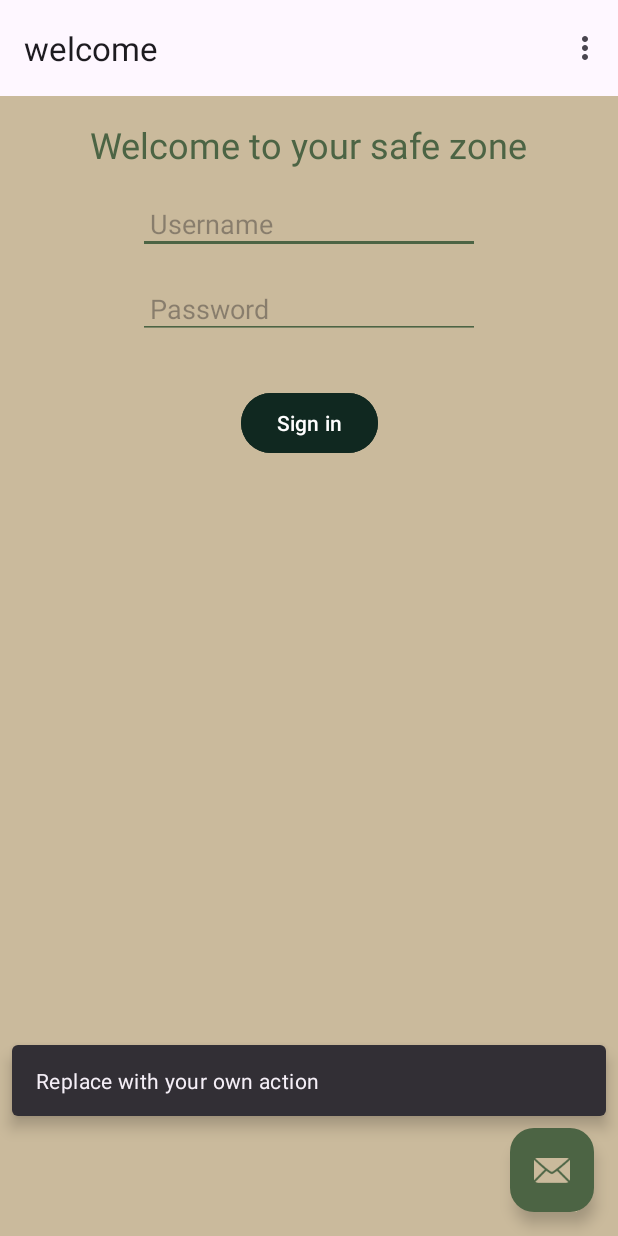
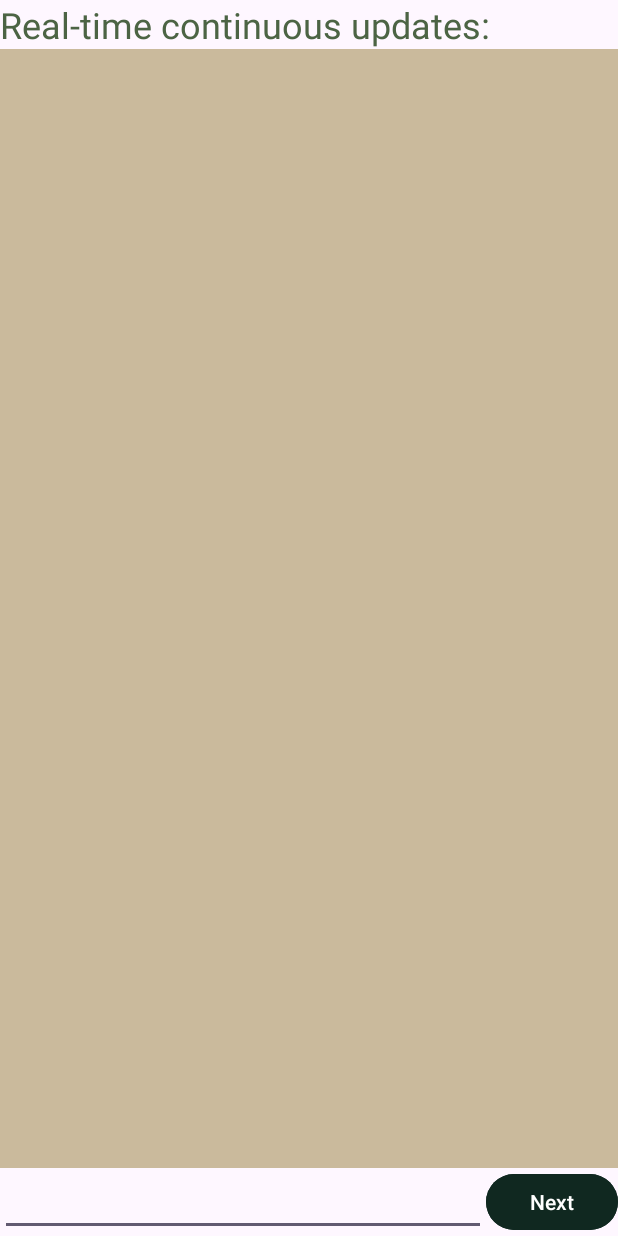
Before and after one commit to zili11720/emergencySquad, an Android app: the screen it shows after launch (MainActivity before the commit, MessagesActivity after it), after a tap on "TODO", on a phone screen of 412 x 824 dp. Run offline under Robolectric (Android 15) with nearby library versions, the phone set to English and light mode, and no system bars; our stand-ins replace navigation-ui.

Commit message:
Button opening a list of real-time updates and sending messages

```diff
--- a/app/build.gradle
+++ b/app/build.gradle
@@ -45,6 +45,7 @@ dependencies {
     implementation libs.navigation.ui
     implementation libs.play.services.location
     implementation libs.play.services.maps
+    implementation libs.activity
     testImplementation libs.junit
     androidTestImplementation libs.ext.junit
     androidTestImplementation libs.espresso.core
--- a/app/src/main/AndroidManifest.xml
+++ b/app/src/main/AndroidManifest.xml
@@ -2,14 +2,15 @@
 <manifest xmlns:android="http://schemas.android.com/apk/res/android"
     xmlns:tools="http://schemas.android.com/tools" >
 
-
     <uses-permission android:name="android.permission.INTERNET" />
     <uses-permission android:name="android.permission.ACCESS_FINE_LOCATION" />
     <uses-permission android:name="android.permission.ACCESS_COARSE_LOCATION" />
-    <uses-feature android:glEsVersion="0x00020000" android:required="true" />
+
+    <uses-feature
+        android:glEsVersion="0x00020000"
+        android:required="true" />
+
     <uses-permission android:name="android.permission.ACCESS_FINE_LOCATION" />
-
-
 
     <application
         android:allowBackup="true"
@@ -21,6 +22,9 @@
         android:supportsRtl="true"
         android:theme="@style/Theme.MyApplication"
         tools:targetApi="31" >
+        <activity
+            android:name=".MessagesActivity"
+            android:exported="false" />
         <activity
             android:name=".MainActivity"
             android:exported="true"
--- a/app/src/main/java/com/example/myapplication/ControlFragment.java
+++ b/app/src/main/java/com/example/myapplication/ControlFragment.java
@@ -17,7 +17,8 @@ public class ControlFragment extends Fragment {
     public View onCreateView(
             @NonNull LayoutInflater inflater, ViewGroup container,
             Bundle savedInstanceState
-    ) {
+    )
+    {
         binding = FragmentControlBinding.inflate(inflater, container, false);
         return binding.getRoot();
     }
--- a/app/src/main/java/com/example/myapplication/MainActivity.java
+++ b/app/src/main/java/com/example/myapplication/MainActivity.java
@@ -1,6 +1,7 @@
 package com.example.myapplication;
 
 import android.Manifest;
+import android.content.Intent;
 import android.content.pm.PackageManager;
 import android.os.Bundle;
 import android.view.Menu;
@@ -42,10 +43,10 @@ public class MainActivity extends AppCompatActivity {
 
         binding.fab.setOnClickListener(new View.OnClickListener() {
             @Override
-            public void onClick(View view) {
-                Snackbar.make(view, "Replace with your own action", Snackbar.LENGTH_LONG)
-                        .setAnchorView(R.id.fab)
-                        .setAction("Action", null).show();
+            public void onClick(View view)
+            {
+                Intent intent = new Intent(MainActivity.this, MessagesActivity.class);
+                startActivity(intent);
             }
         });
 
--- /dev/null
+++ b/app/src/main/java/com/example/myapplication/MessagesActivity.java
@@ -0,0 +1,73 @@
+package com.example.myapplication;
+
+import android.os.Bundle;
+import android.view.View;
+import android.widget.Button;
+import android.widget.EditText;
+import android.widget.ListView;
+import android.widget.ArrayAdapter;
+import java.util.ArrayList;
+
+import androidx.appcompat.app.AppCompatActivity;
+
+public class MessagesActivity extends AppCompatActivity {
+
+    private ListView listViewMessages;
+    private EditText editTextMessage;
+    private Button btnSendMessage;
+    private ArrayList<String> messages;
+    private ArrayAdapter<String> adapter;
+
+    @Override
+    protected void onCreate(Bundle savedInstanceState) {
+        super.onCreate(savedInstanceState);
+        setContentView(R.layout.activity_messages);
+
+        listViewMessages = findViewById(R.id.listViewMessages);
+        editTextMessage = findViewById(R.id.editTextMessage);
+        btnSendMessage = findViewById(R.id.btnSendMessage);
+
+        messages = new ArrayList<>();
+        adapter = new ArrayAdapter<>(this, android.R.layout.simple_list_item_1, messages);
+        listViewMessages.setAdapter(adapter);
+
+        btnSendMessage.setOnClickListener(new View.OnClickListener() {
+            @Override
+            public void onClick(View v) {
+                String message = editTextMessage.getText().toString();
+                if (!message.isEmpty()) {
+                    messages.add(message);
+                    adapter.notifyDataSetChanged();
+                    editTextMessage.setText("");
+                }
+            }
+        });
+    }
+}
+
+
+//package com.example.myapplication;
+//
+//import android.os.Bundle;
+//
+//import androidx.activity.EdgeToEdge;
+//import androidx.appcompat.app.AppCompatActivity;
+//import androidx.core.graphics.Insets;
+//import androidx.core.view.ViewCompat;
+//import androidx.core.view.WindowInsetsCompat;
+//
+//public class MessagesActivity extends AppCompatActivity {
+//
+//    @Override
+//    protected void onCreate(Bundle savedInstanceState) {
+//        super.onCreate(savedInstanceState);
+//        EdgeToEdge.enable(this);
+//        setContentView(R.layout.activity_messages);
+//        ViewCompat.setOnApplyWindowInsetsListener(findViewById(R.id.main), (v, insets) -> {
+//            Insets systemBars = insets.getInsets(WindowInsetsCompat.Type.systemBars());
+//            v.setPadding(systemBars.left, systemBars.top, systemBars.right, systemBars.bottom);
+//            return insets;
+//        });
+//
+//    }
+//}
--- /dev/null
+++ b/app/src/main/res/layout/activity_messages.xml
@@ -0,0 +1,66 @@
+<LinearLayout xmlns:android="http://schemas.android.com/apk/res/android"
+android:layout_width="match_parent"
+android:layout_height="match_parent"
+android:orientation="vertical" >
+
+  <TextView
+      android:id="@+id/login_title"
+      android:layout_width="wrap_content"
+      android:layout_height="wrap_content"
+      android:text="Real-time continuous updates:"
+      android:textSize="24sp"
+      android:textColor="@color/hunter_green"
+      />
+
+
+<ListView
+    android:id="@+id/listViewMessages"
+    android:layout_width="match_parent"
+    android:layout_height="0dp"
+    android:layout_weight="1"
+    android:background="@color/khaki"
+    />
+
+  <LinearLayout
+      android:layout_width="match_parent"
+      android:layout_height="wrap_content"
+      android:orientation="horizontal"
+
+      >
+
+
+    <EditText
+        android:id="@+id/editTextMessage"
+        android:layout_width="0dp"
+        android:layout_height="wrap_content"
+        android:layout_weight="1"
+        />
+       <!-- android:hint="" -->
+
+    <Button
+        android:id="@+id/btnSendMessage"
+        android:layout_width="wrap_content"
+        android:layout_height="match_parent"
+        android:backgroundTint="#102820"
+        android:text="@string/next"
+        android:textColor="@android:color/white"
+        android:textColorHint="@color/hunter_green" />
+
+
+  </LinearLayout>
+</LinearLayout>
+
+
+
+
+<!--<?xml version="1.0" encoding="utf-8"?>
+<androidx.constraintlayout.widget.ConstraintLayout
+    xmlns:android="http://schemas.android.com/apk/res/android"
+    xmlns:tools="http://schemas.android.com/tools"
+    xmlns:app="http://schemas.android.com/apk/res-auto"
+    android:id="@+id/main"
+    android:layout_width="match_parent"
+    android:layout_height="match_parent"
+    tools:context=".MessagesActivity">
+
+  </androidx.constraintlayout.widget.ConstraintLayout>-->
--- a/app/src/main/res/values/strings.xml
+++ b/app/src/main/res/values/strings.xml
@@ -20,6 +20,7 @@
     <string name="password_text">Password</string>
     <string name="username_text">Username</string>
     <string name="welcome">Welcome to your safe zone</string>
+    <string name="type_a_message">Type a message</string>
 
 
 </resources>
--- a/gradle/libs.versions.toml
+++ b/gradle/libs.versions.toml
@@ -12,6 +12,7 @@ navigationUi = "2.6.0"
 playServicesLocation = "21.3.0"
 googleAndroidLibrariesMapsplatformSecretsGradlePlugin = "2.0.1"
 playServicesMaps = "18.2.0"
+activity = "1.9.0"
 
 [libraries]
 constraintlayout-v204 = { module = "androidx.constraintlayout:constraintlayout", version.ref = "constraintlayoutVersion" }
@@ -25,6 +26,7 @@ navigation-fragment = { group = "androidx.navigation", name = "navigation-fragme
 navigation-ui = { group = "androidx.navigation", name = "navigation-ui", version.ref = "navigationUi" }
 play-services-location = { group = "com.google.android.gms", name = "play-services-location", version.ref = "playServicesLocation" }
 play-services-maps = { group = "com.google.android.gms", name = "play-services-maps", version.ref = "playServicesMaps" }
+activity = { group = "androidx.activity", name = "activity", version.ref = "activity" }
 
 [plugins]
 android-application = { id = "com.android.application", version.ref = "agp" }
```
